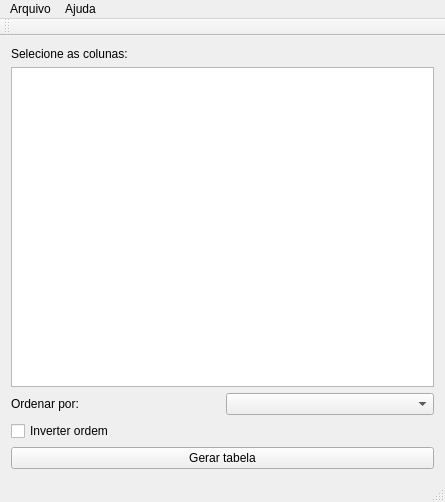
This is mainwindow.ui in Fxlipe115/CPD_Final as Qt 5 draws it before an edit. The edited form follows.
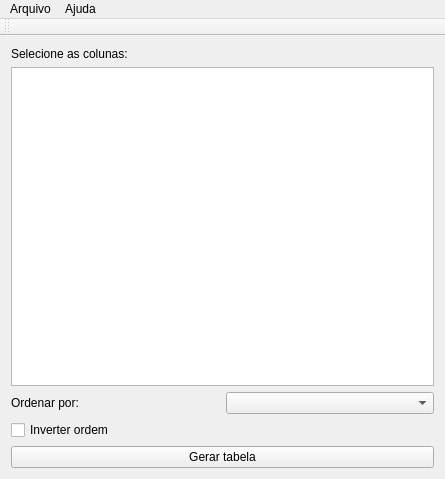
This is the edited form.

Commit message: Popula lista e combobox Popula a lista com as colunas do arquivo aberto e coloca as colunas selecionadas na combobox.

```diff
--- a/mainwindow.ui
+++ b/mainwindow.ui
@@ -7,7 +7,7 @@
     <x>0</x>
     <y>0</y>
     <width>445</width>
-    <height>502</height>
+    <height>479</height>
    </rect>
   </property>
   <property name="windowTitle">
@@ -113,7 +113,6 @@
     <bool>false</bool>
    </attribute>
   </widget>
-  <widget class="QStatusBar" name="statusBar"/>
   <action name="actionAbrir">
    <property name="text">
     <string>Abrir</string>
```
Left out of the diff: 12 changed lines with no effect on the pictures. The commit also changes 2 other files.
